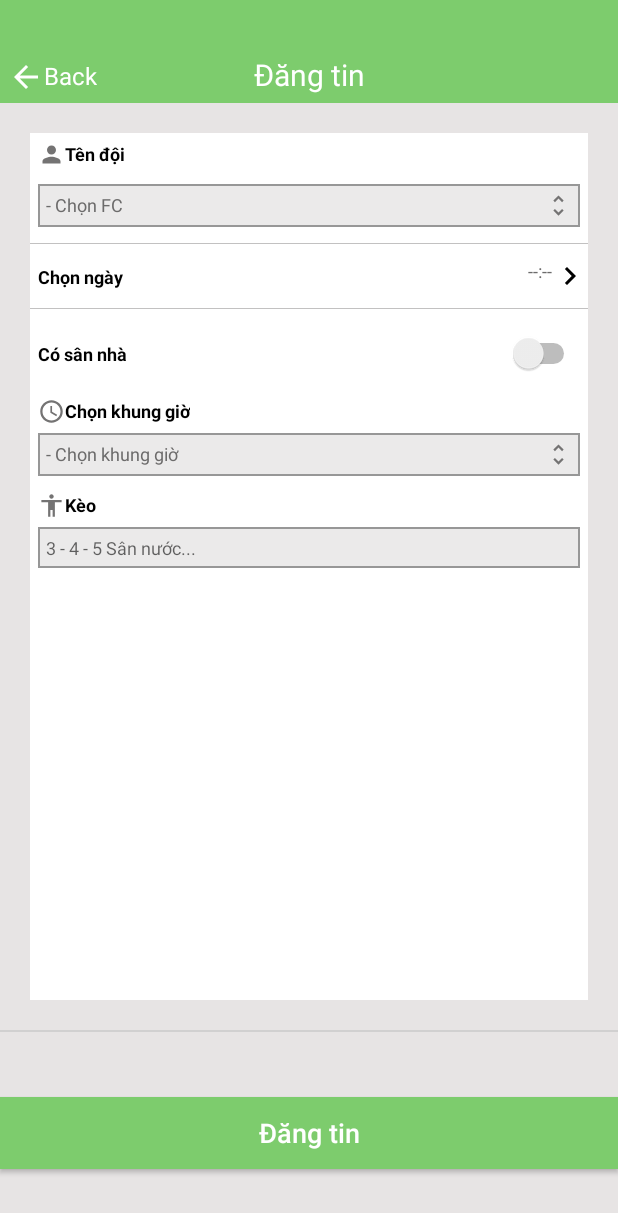
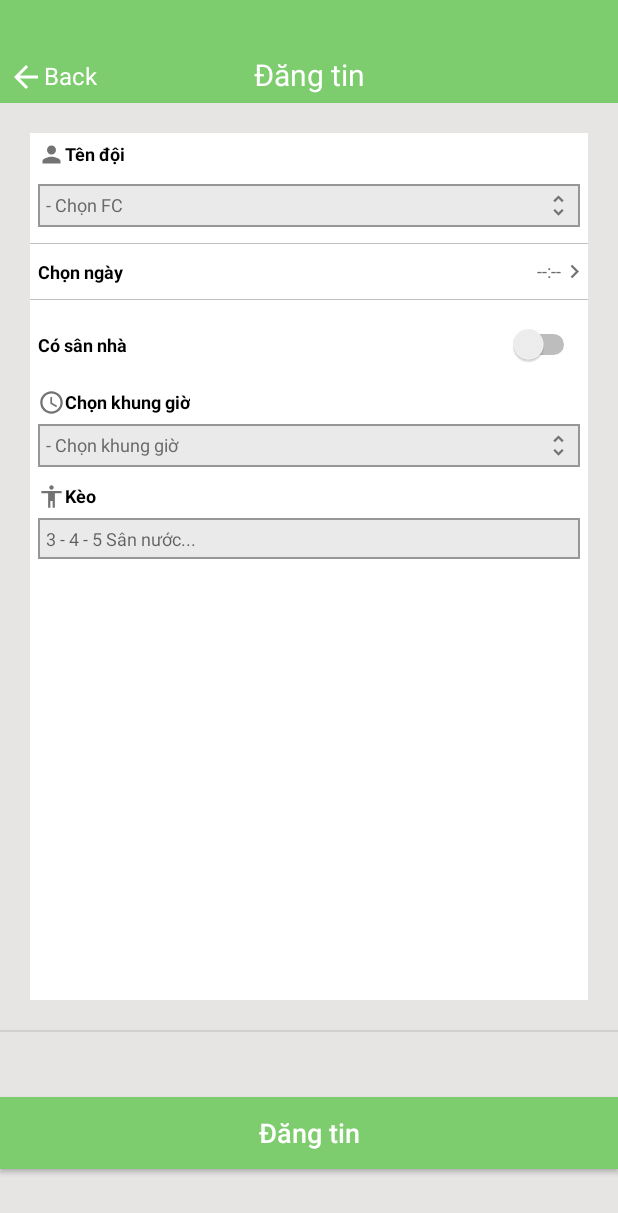
Before and after one commit to zzlaodaizz7/STP2019, an Android app: the screen it shows after launch (Activity_Dang_Tin_Tim_Doi_Thu), on a phone screen of 412 x 824 dp. Shown: the top 1213 px of the screen. Run offline under Robolectric (Android 15) with nearby library versions, the phone set to English and light mode, and no system bars.

Commit message:
Sua them icon

```diff
--- /dev/null
+++ b/app/src/main/res/drawable/icon_right_18dp.xml
@@ -0,0 +1,5 @@
+<vector android:height="18dp" android:tint="#747373"
+    android:viewportHeight="24.0" android:viewportWidth="24.0"
+    android:width="18dp" xmlns:android="http://schemas.android.com/apk/res/android">
+    <path android:fillColor="#FF000000" android:pathData="M10,6L8.59,7.41 13.17,12l-4.58,4.59L10,18l6,-6z"/>
+</vector>
--- a/app/src/main/res/drawable/right.xml
+++ /dev/null
@@ -1,9 +0,0 @@
-<vector xmlns:android="http://schemas.android.com/apk/res/android"
-        android:width="24dp"
-        android:height="24dp"
-        android:viewportWidth="24.0"
-        android:viewportHeight="24.0">
-    <path
-        android:fillColor="#FF000000"
-        android:pathData="M10,6L8.59,7.41 13.17,12l-4.58,4.59L10,18l6,-6z"/>
-</vector>
--- a/app/src/main/res/layout/activity__dang__tin__tim__doi__thu.xml
+++ b/app/src/main/res/layout/activity__dang__tin__tim__doi__thu.xml
@@ -113,7 +113,7 @@
                     android:id="@+id/BenPhaiTextViewChonNgay"
                     android:layout_width="wrap_content"
                     android:layout_height="wrap_content"
-                    android:drawableRight="@drawable/right"
+                    android:drawableRight="@drawable/icon_right_18dp"
                     android:text="--:--"
                     android:textColor="@color/mauChuNhat"
                     android:textSize="12sp"
```
Also changed, not shown: 1 other file.
